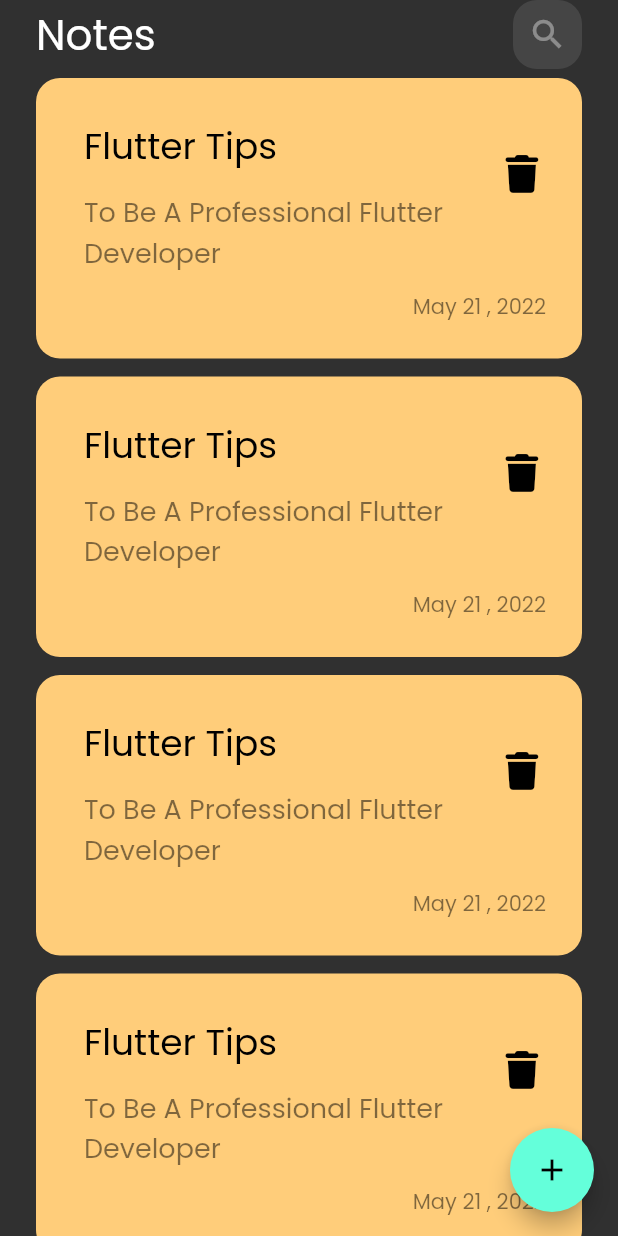
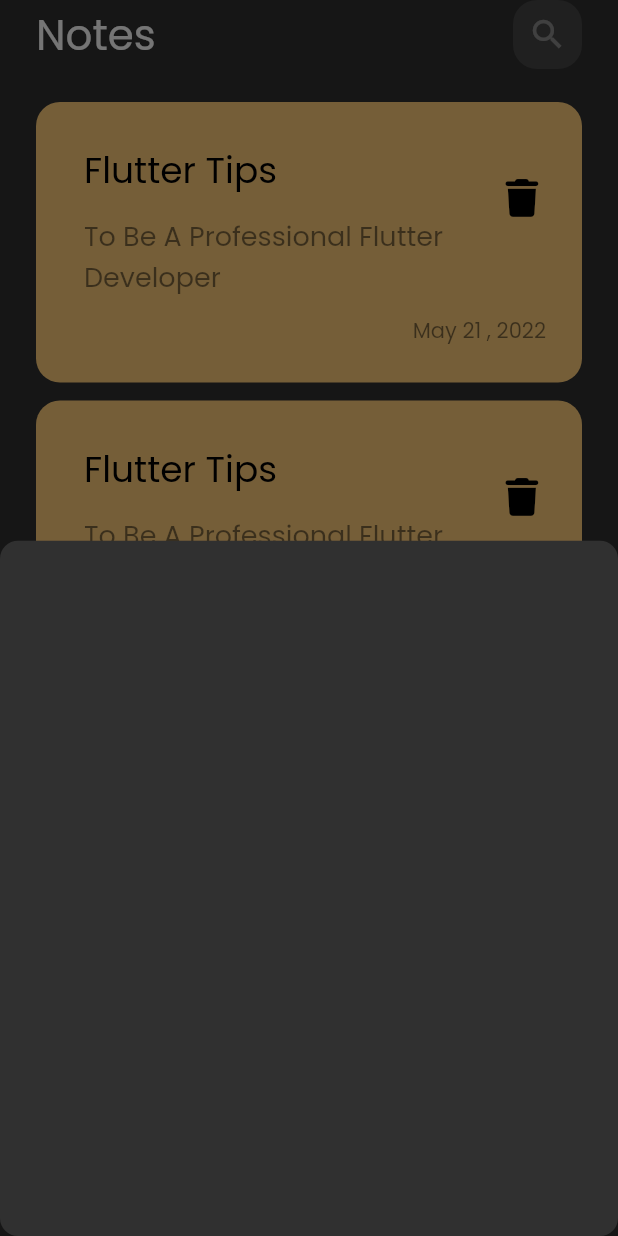
Before and after one commit to 3bary/notes_app, a Flutter app: the screen it shows after launch, after a tap on the "add" icon, on a phone screen of 412 x 824 dp. Run offline on Flutter 3.47's test engine with Material 2 defaults, Android fonts, the phone set to English and light mode, and no system bars; our stand-ins replace font_awesome_flutter.

Commit message:
add modal bottom sheet

```diff
--- a/lib/views/notes_view.dart
+++ b/lib/views/notes_view.dart
@@ -1,4 +1,5 @@
 import 'package:flutter/material.dart';
+import 'package:notes_app/views/widgets/add_note_bottom_sheet.dart';
 import 'package:notes_app/views/widgets/notes_view_body.dart';
 
 class NotesView extends StatelessWidget {
@@ -9,7 +10,15 @@ class NotesView extends StatelessWidget {
     return Scaffold(
       body: const SafeArea(child: NotesViewBody()),
       floatingActionButton: FloatingActionButton(
-        onPressed: () {},
+        onPressed: () {
+          showModalBottomSheet(
+              shape: RoundedRectangleBorder(
+                  borderRadius: BorderRadius.circular(12.0)
+              ),
+              context: context,
+              builder: (context) => const AddNoteBottomSheet()
+          );
+        },
         child: const Icon(Icons.add),
       ),
     );
--- /dev/null
+++ b/lib/views/widgets/add_note_bottom_sheet.dart
@@ -0,0 +1,10 @@
+import 'package:flutter/material.dart';
+
+class AddNoteBottomSheet extends StatelessWidget {
+  const AddNoteBottomSheet({Key? key}) : super(key: key);
+
+  @override
+  Widget build(BuildContext context) {
+    return Container();
+  }
+}
--- a/lib/views/widgets/notes_list_view.dart
+++ b/lib/views/widgets/notes_list_view.dart
@@ -6,13 +6,16 @@ class NotesListView extends StatelessWidget {
 
   @override
   Widget build(BuildContext context) {
-    return ListView.builder(
-        itemBuilder: (context,index)=> const Padding(
-          padding: EdgeInsets.symmetric(vertical: 6.0),
-          child: NoteItem(
+    return Padding(
+      padding: const EdgeInsets.symmetric(vertical: 16.0),
+      child: ListView.builder(
+          itemBuilder: (context,index)=> const Padding(
+            padding: EdgeInsets.symmetric(vertical: 6.0),
+            child: NoteItem(
 
-          ),
-        )
+            ),
+          )
+      ),
     );
   }
 }
```
